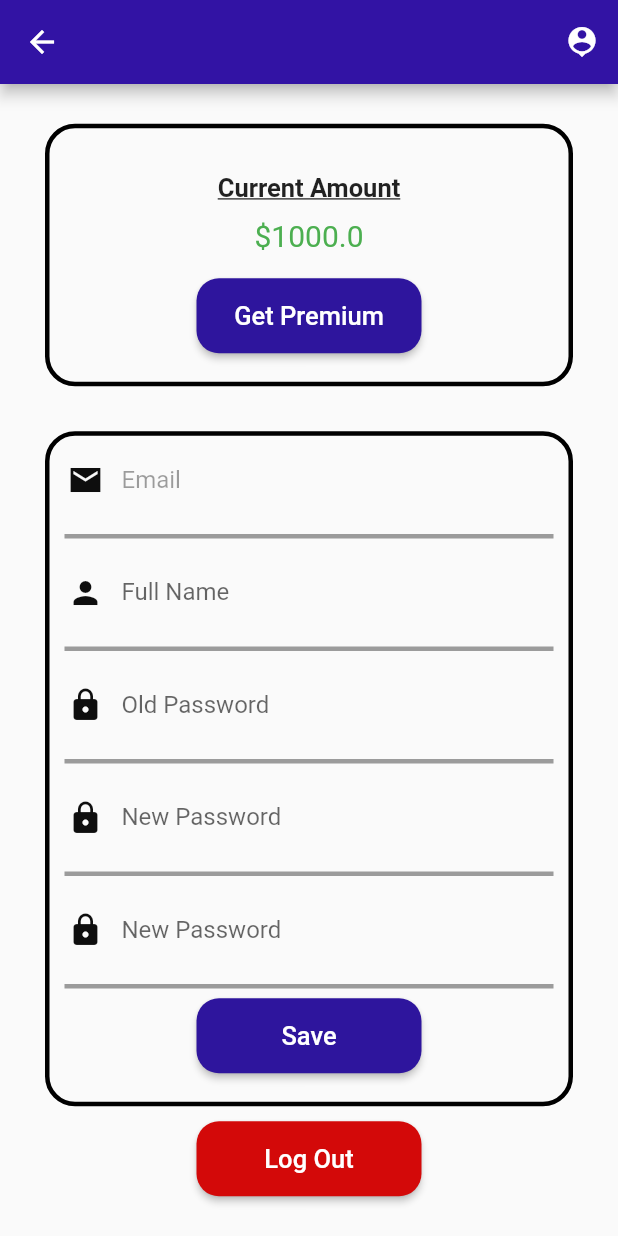
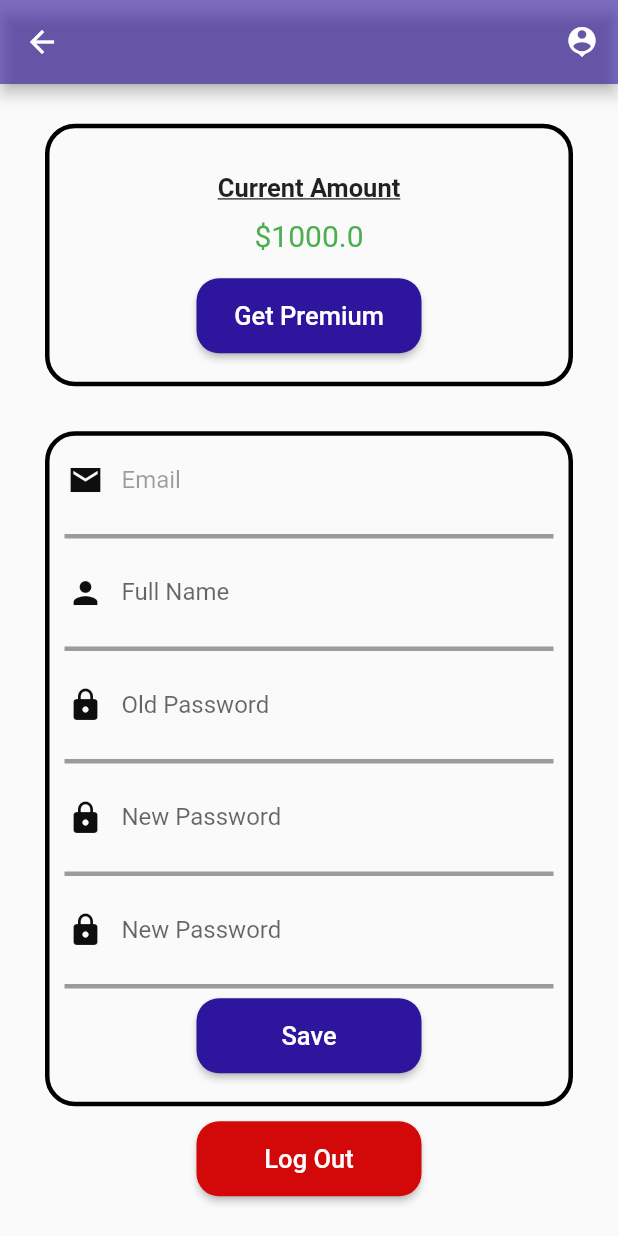
Before and after one commit to EkremPolat/StockV, a Flutter app: the RootPageState screen opened directly with empty values, after a tap on the "location history" icon, on a phone screen of 412 x 824 dp. Run offline on Flutter 3.47's test engine with Material 2 defaults, Android fonts, the phone set to English and light mode, and no system bars; our stand-ins replace syncfusion_flutter_charts; network calls fail.

Commit message:
Wallet page was added and the background color of the profile page was changed

```diff
--- a/lib/Widgets/profilepage_widget.dart
+++ b/lib/Widgets/profilepage_widget.dart
@@ -69,7 +69,7 @@ class _ProfilePageState extends State<ProfilePageState> {
             icon: const Icon(Icons.person_pin),
           ),
         ],
-        backgroundColor: Color(0xFF3213A4),
+        backgroundColor: Color.fromRGBO(46, 21, 157, 0.6),
       ),
       body: Center(
         child: SingleChildScrollView(
--- a/lib/Widgets/rootpage_widget.dart
+++ b/lib/Widgets/rootpage_widget.dart
@@ -4,6 +4,7 @@ import 'package:stockv/Widgets/homepage_widget.dart';
 import 'package:stockv/Widgets/coinspage_widget.dart';
 import 'package:stockv/Widgets/premiumpage_widget.dart';
 import 'package:stockv/Widgets/profilepage_widget.dart';
+import 'package:stockv/Widgets/walletpage_widget.dart';
 
 import '../Models/User.dart';
 
@@ -33,6 +34,7 @@ class _RootPageState extends State<RootPageState> {
       HomePageState(saveCoin: _saveCoin),
       CoinsPageState(savedEtfCodes: _savedCoins),
       PremiumPageState(),
+      WalletPageState(),
     ];
 
     return Scaffold(
@@ -122,6 +124,12 @@ class _RootPageState extends State<RootPageState> {
                   color: Color.fromARGB(255, 255, 255, 255),
                 ),
                 label: 'Premium'),
+            NavigationDestination(
+                icon: Icon(
+                  Icons.wallet,
+                  color: Color.fromARGB(255, 255, 255, 255),
+                ),
+                label: 'Wallet'),
           ],
         ),
       ),
```
Also changed, not shown: lib/Widgets/walletpage_widget.dart (added, +19 -0 lines).
